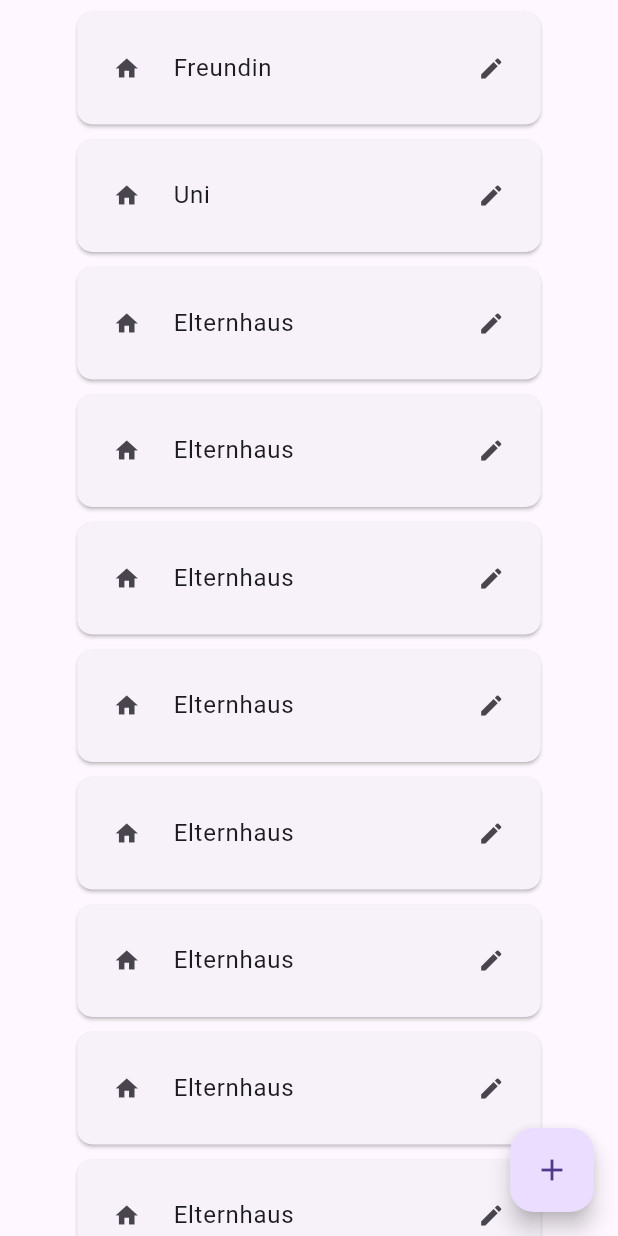
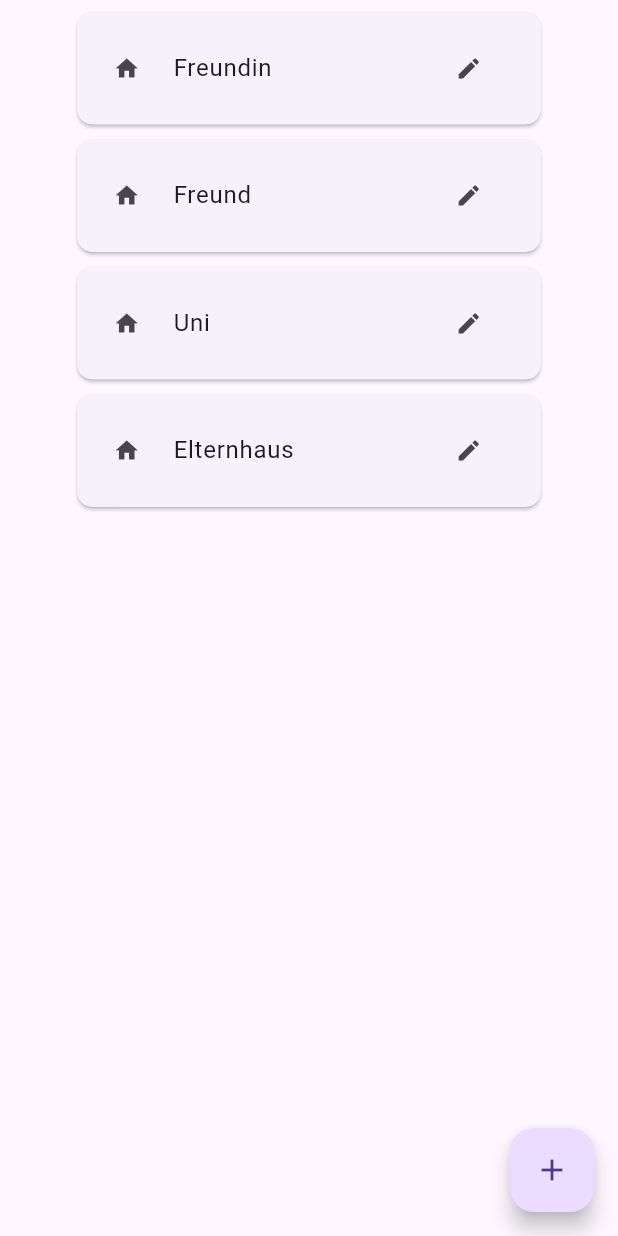
Before and after one commit to TakeMeH0me/take_me_home, a Flutter app: the screen it shows after launch, on a phone screen of 412 x 824 dp. Run offline on Flutter 3.47's test engine with Material 3 defaults, Android fonts, the light colour scheme and no system bars.

Commit message:
feat: create home button

```diff
--- a/lib/presentation/pages/show_homes_page.dart
+++ b/lib/presentation/pages/show_homes_page.dart
@@ -1,5 +1,7 @@
 import 'package:flutter/material.dart';
+import '../widgets/widgets.dart';
 
+/// Shows all created homes.
 class ShowHomesPage extends StatefulWidget {
   const ShowHomesPage({super.key});
 
@@ -28,21 +30,10 @@ List<Widget> getHomeWidgets(BuildContext context, List<String> homesAsString) {
       SizedBox(
         width: MediaQuery.of(context).size.width * 0.75,
         height: 75.0,
-        child: ElevatedButton(
+        child: HomeButton(
+          homeName: home,
           onPressed: () => {},
-          style: ButtonStyle(
-            shape: MaterialStateProperty.all<RoundedRectangleBorder>(
-              RoundedRectangleBorder(
-                borderRadius: BorderRadius.circular(10.0),
-              ),
-            ),
-          ),
-          child: ListTile(
-            leading: const Icon(Icons.home),
-            trailing: const Icon(Icons.edit),
-            contentPadding: const EdgeInsets.all(0.0),
-            title: Text(home),
-          ),
+          onTrailingPressed: () => {},
         ),
       ),
     );
@@ -60,53 +51,8 @@ List<Widget> getHomeWidgets(BuildContext context, List<String> homesAsString) {
 List<String> getHomesAsString() {
   return [
     'Freundin',
+    'Freund',
     'Uni',
-    'Elternhaus',
-    'Elternhaus',
-    'Elternhaus',
-    'Elternhaus',
-    'Elternhaus',
-    'Elternhaus',
-    'Elternhaus',
-    'Elternhaus',
-    'Elternhaus',
-    'Elternhaus',
-    'Elternhaus',
-    'Elternhaus',
-    'Elternhaus',
-    'Elternhaus',
-    'Elternhaus',
-    'Elternhaus',
-    'Elternhaus',
-    'Elternhaus',
-    'Elternhaus',
-    'Elternhaus',
-    'Elternhaus',
-    'Elternhaus',
-    'Elternhaus',
-    'Elternhaus',
-    'Elternhaus',
-    'Elternhaus',
-    'Elternhaus',
-    'Elternhaus',
-    'Elternhaus',
-    'Elternhaus',
-    'Elternhaus',
-    'Elternhaus',
-    'Elternhaus',
-    'Elternhaus',
-    'Elternhaus',
-    'Elternhaus',
-    'Elternhaus',
-    'Elternhaus',
-    'Elternhaus',
-    'Elternhaus',
-    'Elternhaus',
-    'Elternhaus',
-    'Elternhaus',
-    'Elternhaus',
-    'Elternhaus',
-    'Elternhaus',
     'Elternhaus',
   ];
 }
--- /dev/null
+++ b/lib/presentation/widgets/home_button_widget.dart
@@ -0,0 +1,44 @@
+import 'package:flutter/material.dart';
+
+/// Button for interacting with a home. E. g. edit it's properties
+/// or show all stopvers.
+class HomeButton extends StatefulWidget {
+  final Function() onPressed;
+  final Function() onTrailingPressed;
+  final String homeName;
+
+  const HomeButton({
+    super.key,
+    required this.onPressed,
+    required this.onTrailingPressed,
+    required this.homeName,
+  });
+
+  @override
+  State<HomeButton> createState() => _HomeButtonState();
+}
+
+class _HomeButtonState extends State<HomeButton> {
+  @override
+  Widget build(BuildContext context) {
+    return ElevatedButton(
+      onPressed: () => {widget.onPressed()},
+      style: ButtonStyle(
+        shape: MaterialStateProperty.all<RoundedRectangleBorder>(
+          RoundedRectangleBorder(
+            borderRadius: BorderRadius.circular(10.0),
+          ),
+        ),
+      ),
+      child: ListTile(
+        leading: const Icon(Icons.home),
+        trailing: IconButton(
+          icon: const Icon(Icons.edit),
+          onPressed: () => {widget.onTrailingPressed()},
+        ),
+        contentPadding: const EdgeInsets.all(0.0),
+        title: Text(widget.homeName),
+      ),
+    );
+  }
+}
--- /dev/null
+++ b/lib/presentation/widgets/widgets.dart
@@ -0,0 +1 @@
+export 'home_button_widget.dart';
```
